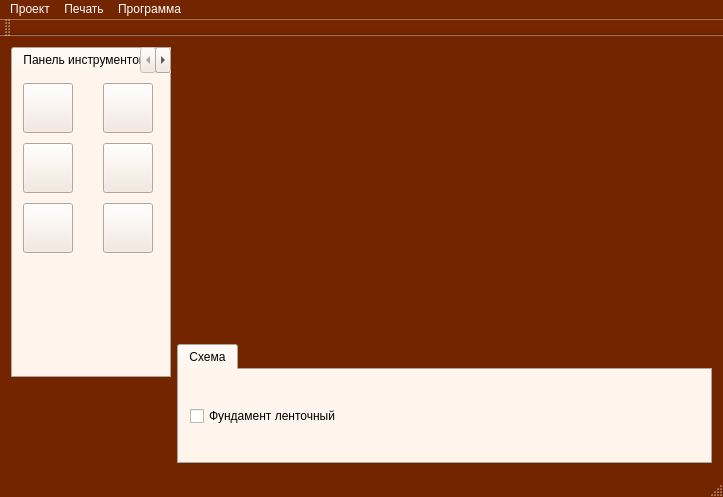
This is untitled/mainwindow.ui in Constantine1991/wall as Qt 5 draws it before an edit. The edited form follows.
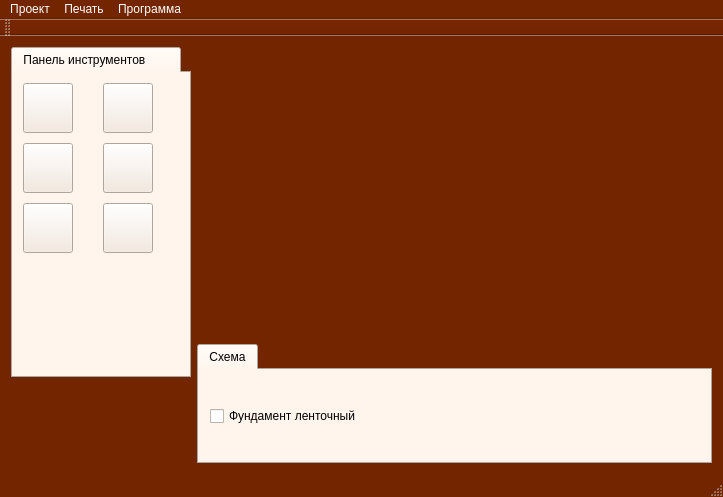
This is the edited form. Icons and pictures are not drawn. Custom widgets are drawn as their Qt base class.

```diff
--- a/untitled/mainwindow.ui
+++ b/untitled/mainwindow.ui
@@ -446,13 +446,13 @@
         </property>
         <property name="minimumSize">
          <size>
-          <width>160</width>
+          <width>180</width>
           <height>0</height>
          </size>
         </property>
         <property name="maximumSize">
          <size>
-          <width>160</width>
+          <width>180</width>
           <height>16777215</height>
          </size>
         </property>
```
